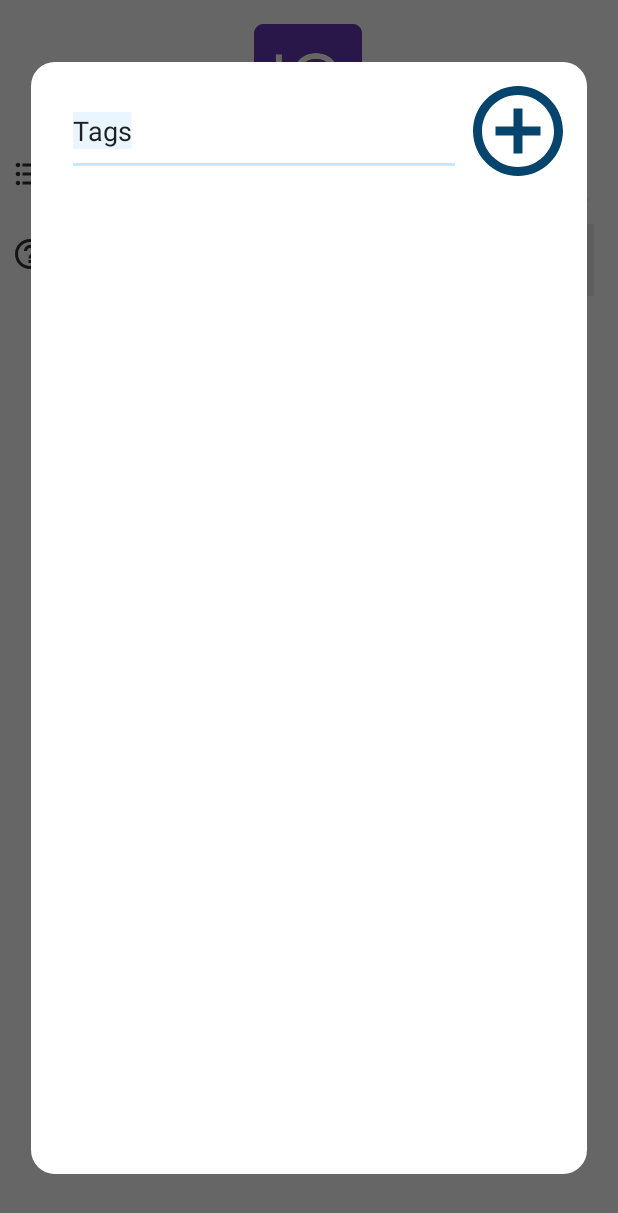
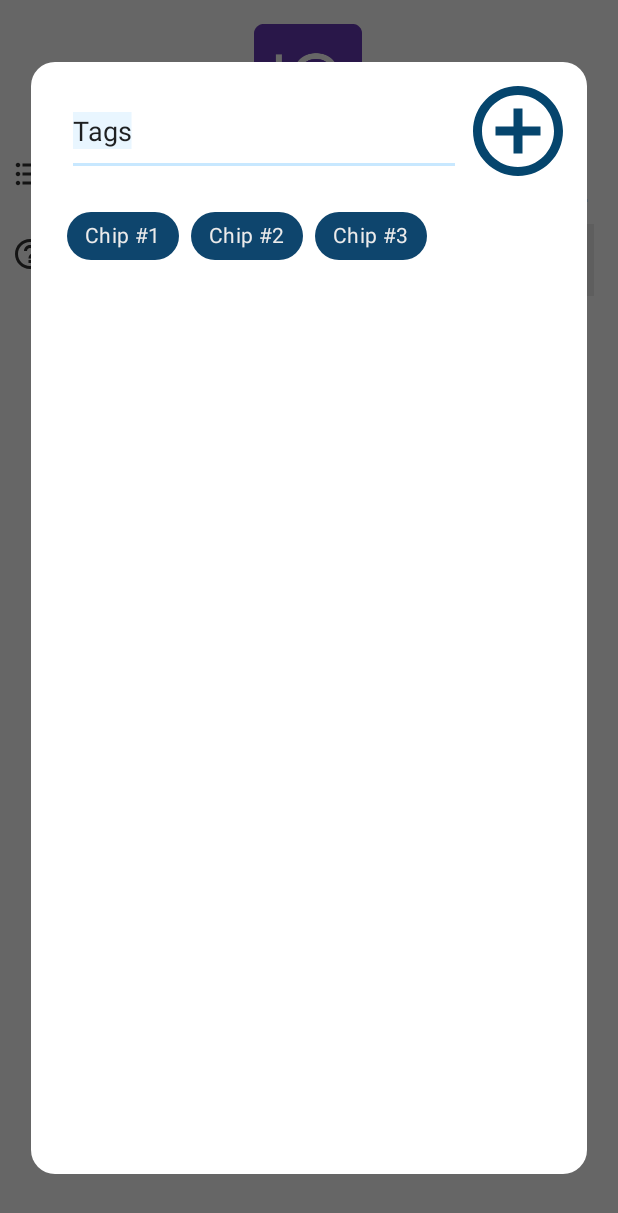
Before and after one commit to Tejas-Beedkar/taskQ, an Android app: the taskQEntryActivity screen opened directly, with no data from a screen before it, after a tap on an icon or button, on a phone screen of 412 x 824 dp. Shown: the top 1213 px of the screen. Run offline under Robolectric (Android 15) with nearby library versions, the phone set to English and light mode, and no system bars; Roboto replaces fonts that are not available here.

Commit message:
Chips added Dynamically to UI

```diff
--- a/app/src/main/java/com/taskq/Activities/MainActivity.java
+++ b/app/src/main/java/com/taskq/Activities/MainActivity.java
@@ -11,8 +11,6 @@ public class MainActivity extends AppCompatActivity {
 
     @Override
     protected void onCreate(Bundle savedInstanceState) {
-
-        setTheme(R.style.AppTheme_Main);
 
         super.onCreate(savedInstanceState);
         setContentView(R.layout.activity_main);
@@ -28,6 +26,7 @@ public class MainActivity extends AppCompatActivity {
     protected void onResume() {
         super.onResume();
 
+        setTheme(R.style.AppTheme_Main);
         Intent modifyIntent = new Intent(MainActivity.this, TabActivity.class);
         startActivity(modifyIntent);
     }
--- a/app/src/main/java/com/taskq/Fragments/TagsDialogFragment.java
+++ b/app/src/main/java/com/taskq/Fragments/TagsDialogFragment.java
@@ -12,13 +12,17 @@ import android.view.LayoutInflater;
 import android.view.View;
 import android.view.ViewGroup;
 
+import com.google.android.material.chip.Chip;
+import com.google.android.material.chip.ChipGroup;
 import com.taskq.R;
 
+import android.util.TypedValue;
 
 public class TagsDialogFragment extends DialogFragment {
 
     private int height;
     private int width;
+    private View view;
 
     public TagsDialogFragment() {
         // Required empty public constructor
@@ -42,12 +46,20 @@ public class TagsDialogFragment extends DialogFragment {
         getDialog().getWindow().setLayout(width, height);
         //make corners transparent
         getDialog().getWindow().setBackgroundDrawable(new ColorDrawable(Color.TRANSPARENT));
+
+        addChips();
+
+
     }
 
     @Override
     public View onCreateView(LayoutInflater inflater, ViewGroup container,
                              Bundle savedInstanceState) {
         // Inflate the layout for this fragment
+        view = inflater.inflate(R.layout.fragment_tags_dialog, container, false);
+
+        getActivity().setTheme(R.style.AppTheme_MaterialTab);
+
         return inflater.inflate(R.layout.fragment_tags_dialog, container, false);
     }
 
@@ -59,6 +71,26 @@ public class TagsDialogFragment extends DialogFragment {
 
     @Override
     public void onDetach() {
+        super.onDetach();
+        getActivity().setTheme(R.style.AppTheme_Main);
+    }
+
+    private void addChips()
+    {
+        ChipGroup chpGrpTagsDialog = getDialog().findViewById(R.id.ChipsGroupTagsDialog);
+
+        for (int i = 1; i <= 3; i++) {
+            Chip chip = new Chip(getActivity());
+                int paddingDp = (int) TypedValue.applyDimension(
+                        TypedValue.COMPLEX_UNIT_DIP, 10,
+                        getResources().getDisplayMetrics()
+                );
+            chip.setPadding(paddingDp, paddingDp, paddingDp, paddingDp);
+            chip.setText("Chip #" + i);
+            chip.setChipBackgroundColorResource(R.color.colorPrimaryDark);
+            chip.setTextColor(getContext().getResources().getColor(R.color.colorThemeLightGrey));
+            chpGrpTagsDialog.addView(chip);
+        }
 
     }
 
--- a/app/src/main/res/layout/fragment_tags_dialog.xml
+++ b/app/src/main/res/layout/fragment_tags_dialog.xml
@@ -20,8 +20,8 @@
         android:fontFamily="@font/ubuntu_light"
         android:gravity="center_vertical"
         android:selectAllOnFocus="true"
+        android:singleLine="true"
         android:text="@string/taskQEntry_Task_Tags"
-        android:textAlignment="viewStart"
         app:layout_constraintBottom_toBottomOf="@+id/TagsDialog_EntryButton"
         app:layout_constraintEnd_toStartOf="@+id/TagsDialog_EntryButton"
         app:layout_constraintStart_toStartOf="parent"
@@ -36,14 +36,16 @@
         app:layout_constraintTop_toTopOf="parent" />
 
     <com.google.android.material.chip.ChipGroup
+        android:id="@+id/ChipsGroupTagsDialog"
         android:layout_width="0dp"
         android:layout_height="0dp"
         android:layout_marginStart="8dp"
         android:layout_marginTop="16dp"
         android:layout_marginEnd="8dp"
         android:layout_marginBottom="8dp"
+        android:orientation="horizontal"
         app:layout_constraintBottom_toBottomOf="parent"
         app:layout_constraintEnd_toEndOf="parent"
         app:layout_constraintStart_toStartOf="parent"
-        app:layout_constraintTop_toBottomOf="@+id/TagsDialog_EntryButton" />
+        app:layout_constraintTop_toBottomOf="@+id/tagsDialog_UserEntry"/>
 </androidx.constraintlayout.widget.ConstraintLayout>
--- a/app/src/main/res/values/styles.xml
+++ b/app/src/main/res/values/styles.xml
@@ -8,6 +8,9 @@
         <item name="colorAccent">@color/colorAccent</item>
     </style>
 
+    <style name="AppTheme.MaterialTab" parent="Theme.MaterialComponents.Light.DarkActionBar">
+    </style>
+
     <style name="AppTheme.SplashScreen" parent="Theme.AppCompat.Light.DarkActionBar">
         <!-- Customize your theme here. -->
         <item name="colorPrimary">@color/colorPrimary</item>
@@ -16,6 +19,7 @@
         <item name="windowActionBar">false</item>
         <item name="windowNoTitle">true</item>
         <item name="android:windowBackground">@drawable/splash_screen</item>
+        <item name="textAppearanceBody2">@style/TextAppearance.MaterialComponents.Body2</item>
     </style>
 
 </resources>
```
Also changed, not shown: app/src/main/res/layout/activity_main.xml (+1 -12 lines).
